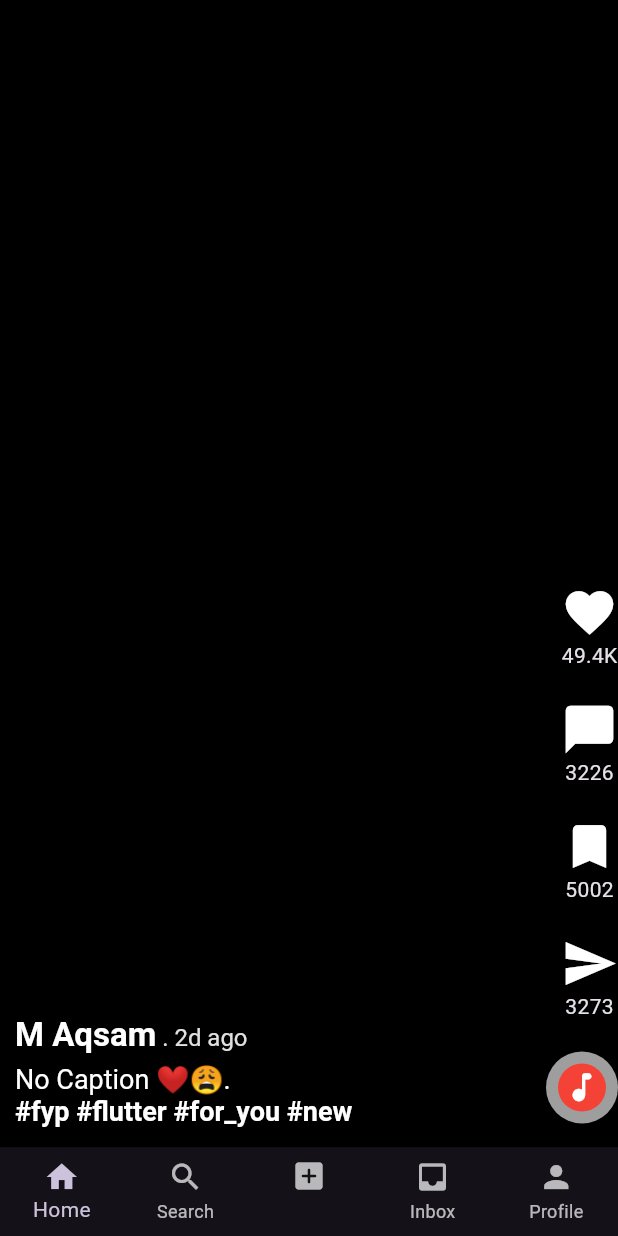
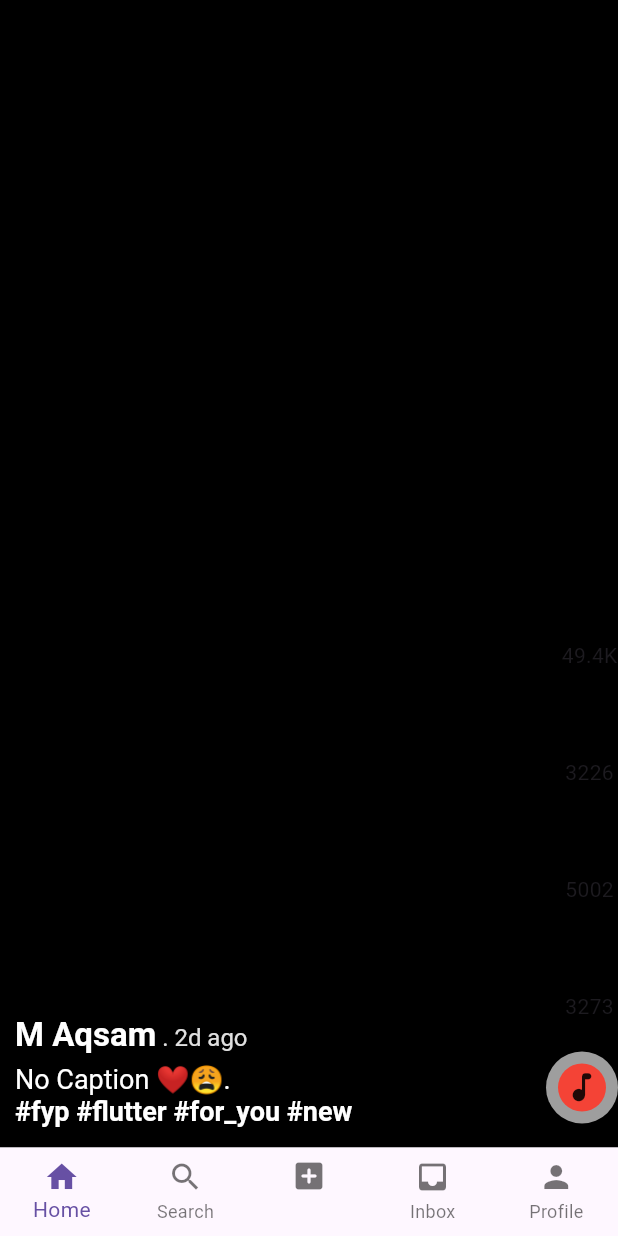
Before and after one commit to m-aqsam/Flutter-Applications-Ui, a Flutter app: the screen it shows after launch, on a phone screen of 412 x 824 dp. Run offline on Flutter 3.47's test engine with Material 3 defaults, Android fonts, the phone set to English and light mode, and no system bars; our stand-ins replace smooth_page_indicator.

Commit message:
Main Update

```diff
--- a/tiktok_ui/lib/MainPage.dart
+++ b/tiktok_ui/lib/MainPage.dart
@@ -4,6 +4,7 @@ import 'package:flutter/material.dart';
 import 'package:tiktok_ui/_NavScreens/User_CreatePage.dart';
 import 'package:tiktok_ui/_NavScreens/User_HomePage.dart';
 import 'package:tiktok_ui/_NavScreens/User_InboxPage.dart';
+import 'package:tiktok_ui/_NavScreens/User_ProfilePage.dart';
 import 'package:tiktok_ui/_NavScreens/User_SearchPage.dart';
 
 class MainPage extends StatefulWidget {
@@ -27,7 +28,7 @@ class _HomePageState extends State<MainPage> {
     User_SearchPage(),
     User_CreatePage(),
     User_InboxPage(),
-    User_SearchPage(),
+    User_ProfilePage(),
   ];
 
   @override
--- a/tiktok_ui/lib/main.dart
+++ b/tiktok_ui/lib/main.dart
@@ -15,7 +15,9 @@ class MyApp extends StatelessWidget {
   Widget build(BuildContext context) {
     return MaterialApp(
       debugShowCheckedModeBanner: false,
-      theme: ThemeData(brightness: Brightness.dark),
+      theme: ThemeData(
+          // brightness: Brightness.dark,
+          ),
       home: MainPage(),
     );
   }
```
